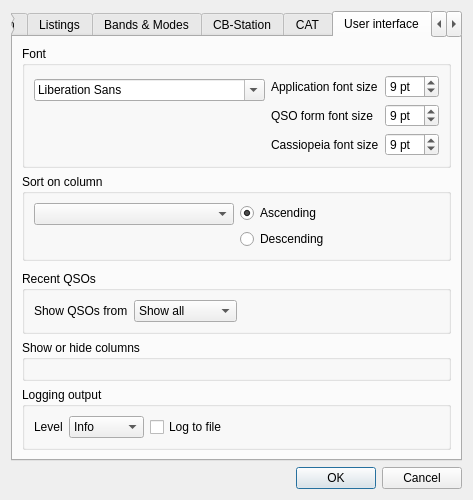
The window that ui_files/DragonLog_Settings.ui (gitandy/DragonLog) describes before a commit, drawn with Qt 5.
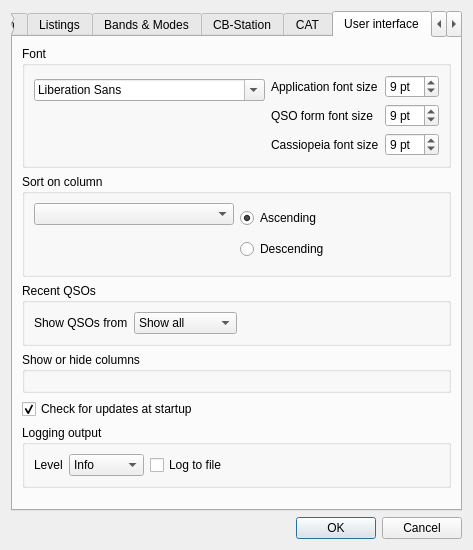
The same window after the commit. The open tabs and pages were chosen to show the change.

Commit message: Added check for new version at startup

The edit to the form file:
```diff
--- a/ui_files/DragonLog_Settings.ui
+++ b/ui_files/DragonLog_Settings.ui
@@ -7,7 +7,7 @@
     <x>0</x>
     <y>0</y>
     <width>450</width>
-    <height>498</height>
+    <height>550</height>
    </rect>
   </property>
   <property name="sizePolicy">
@@ -588,19 +588,6 @@
            </layout>
           </widget>
          </item>
-         <item>
-          <spacer name="verticalSpacer_6">
-           <property name="orientation">
-            <enum>Qt::Vertical</enum>
-           </property>
-           <property name="sizeHint" stdset="0">
-            <size>
-             <width>20</width>
-             <height>40</height>
-            </size>
-           </property>
-          </spacer>
-         </item>
          <item>
           <widget class="QGroupBox" name="groupBox_7">
            <property name="title">
@@ -667,6 +654,16 @@
            <layout class="QHBoxLayout" name="horizontalLayout_7"/>
           </widget>
          </item>
+         <item>
+          <widget class="QCheckBox" name="checkUpdatesCheckBox">
+           <property name="text">
+            <string>Check for updates at startup</string>
+           </property>
+           <property name="checked">
+            <bool>true</bool>
+           </property>
+          </widget>
+         </item>
          <item>
           <widget class="QGroupBox" name="groupBox_8">
            <property name="toolTip">
@@ -741,6 +738,19 @@
            </layout>
           </widget>
          </item>
+         <item>
+          <spacer name="verticalSpacer_3">
+           <property name="orientation">
+            <enum>Qt::Vertical</enum>
+           </property>
+           <property name="sizeHint" stdset="0">
+            <size>
+             <width>20</width>
+             <height>10</height>
+            </size>
+           </property>
+          </spacer>
+         </item>
         </layout>
        </item>
       </layout>
```
The commit also changes 6 other files.
